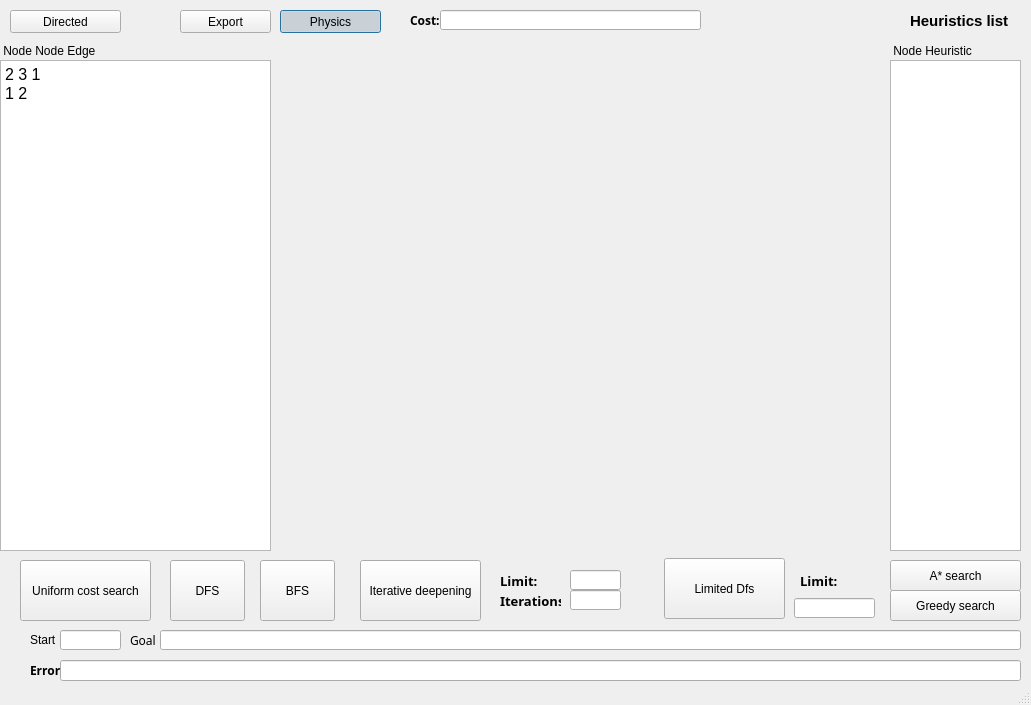
The window that AI.ui (oaayoub/Graph-Solver) describes before a commit, drawn with Qt 5.
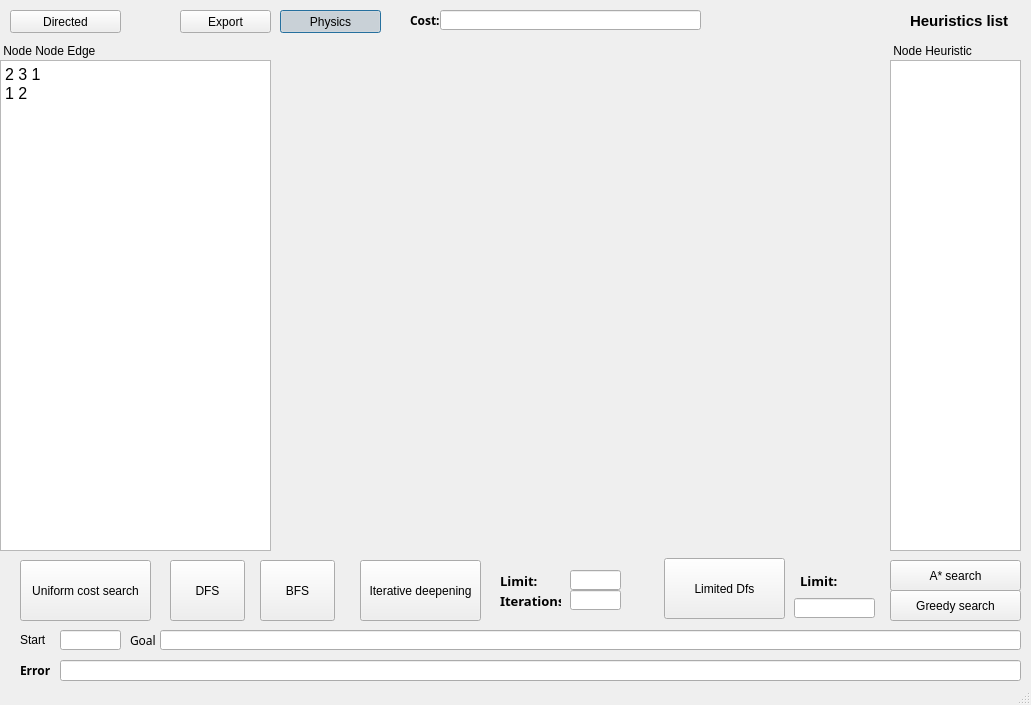
The same window after the commit.

```diff
--- a/AI.ui
+++ b/AI.ui
@@ -157,7 +157,7 @@
    <widget class="QLabel" name="Start_label">
     <property name="geometry">
      <rect>
-      <x>30</x>
+      <x>20</x>
       <y>630</y>
       <width>41</width>
       <height>20</height>
@@ -426,7 +426,7 @@
      <rect>
       <x>910</x>
       <y>10</y>
-      <width>101</width>
+      <width>141</width>
       <height>21</height>
      </rect>
     </property>
@@ -446,9 +446,9 @@
    <widget class="QLabel" name="Error_Label">
     <property name="geometry">
      <rect>
-      <x>30</x>
+      <x>20</x>
       <y>660</y>
-      <width>41</width>
+      <width>51</width>
       <height>21</height>
      </rect>
     </property>
```
